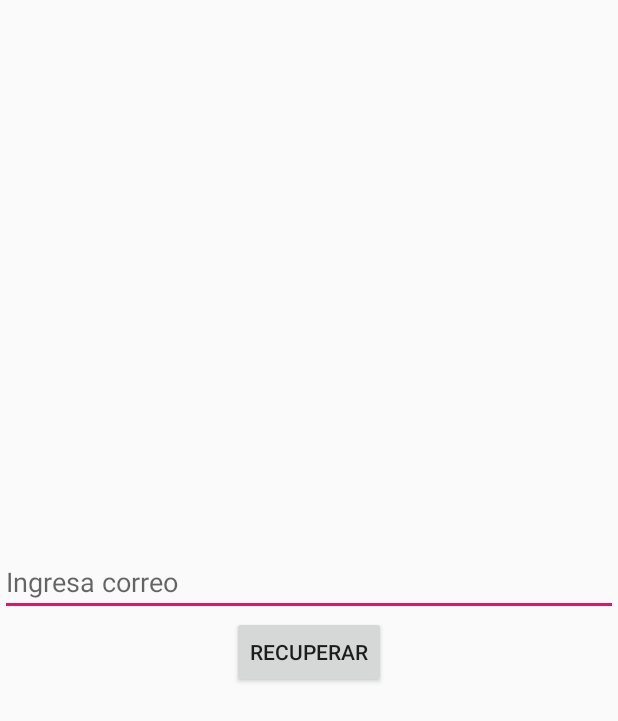
After one commit to asdf1234Damian/Ubicarte, an Android app: the ResetPasswordActivity screen opened directly, with no data from a screen before it, on a phone screen of 412 x 824 dp. The commit adds this screen. Shown: the top 721 px of the screen. Run offline under Robolectric (Android 15) with nearby library versions, the phone set to English and light mode, and no system bars; our stand-ins replace Firebase (no records; nobody signed in at launch, a user with empty details on screens opened directly).

Commit message:
Reset password funcionando

```diff
--- a/app/src/main/AndroidManifest.xml
+++ b/app/src/main/AndroidManifest.xml
@@ -3,9 +3,8 @@
     xmlns:tools="http://schemas.android.com/tools"
     package="com.example.damian.ubicarte">
 
-    <!--Para Acceder a firebase-->
+    <!-- Para Acceder a firebase -->
     <uses-permission android:name="android.permission.INTERNET" />
-
 
     <!-- To auto-complete the email text field in the login form with the user's emails -->
     <uses-permission android:name="android.permission.GET_ACCOUNTS" />
@@ -56,6 +55,7 @@
             android:name=".MapaPrincipal"
             android:label="@string/title_activity_mapa_principal"
             android:theme="@style/Theme.MaterialComponents.NoActionBar" />
+        <activity android:name=".ResetPasswordActivity"></activity>
     </application>
 
 </manifest>
--- /dev/null
+++ b/app/src/main/java/com/example/damian/ubicarte/ResetPasswordActivity.java
@@ -0,0 +1,40 @@
+package com.example.damian.ubicarte;
+
+import android.content.Intent;
+import android.os.Bundle;
+import android.support.annotation.NonNull;
+import android.support.v7.app.AppCompatActivity;
+import android.view.View;
+import android.widget.Button;
+import android.widget.EditText;
+import android.widget.Toast;
+
+import com.google.android.gms.tasks.OnCompleteListener;
+import com.google.android.gms.tasks.Task;
+import com.google.firebase.auth.FirebaseAuth;
+
+public class ResetPasswordActivity extends AppCompatActivity {
+
+    @Override
+    protected void onCreate(Bundle savedInstanceState) {
+        super.onCreate(savedInstanceState);
+        setContentView(R.layout.activity_reset_password);
+        Button btnSend= findViewById(R.id.btnRecuperar);
+        final EditText inputEmail = findViewById(R.id.emailRecuperar);
+        btnSend.setOnClickListener(new View.OnClickListener() {
+            @Override
+            public void onClick(View v) {
+                FirebaseAuth.getInstance().sendPasswordResetEmail(inputEmail.getText().toString())
+                        .addOnCompleteListener(new OnCompleteListener<Void>() {
+                            @Override
+                            public void onComplete(@NonNull Task<Void> task) {
+                                if (task.isSuccessful()) {
+                                    Toast.makeText(ResetPasswordActivity.this, "Correo enviado", Toast.LENGTH_SHORT).show();
+                                    startActivity(new Intent(ResetPasswordActivity.this, LoginActivity.class));
+                                }
+                            }
+                        });
+            }
+        });
+    }
+}
--- /dev/null
+++ b/app/src/main/res/layout/activity_reset_password.xml
@@ -0,0 +1,32 @@
+<?xml version="1.0" encoding="utf-8"?>
+<android.support.constraint.ConstraintLayout xmlns:android="http://schemas.android.com/apk/res/android"
+    xmlns:tools="http://schemas.android.com/tools"
+    android:layout_width="match_parent"
+    android:layout_height="match_parent"
+    tools:context=".ResetPasswordActivity">
+    <LinearLayout
+        android:layout_width="match_parent"
+        android:layout_height="match_parent"
+        android:gravity="center"
+        android:orientation="vertical">
+
+
+        <EditText
+            android:id="@+id/emailRecuperar"
+            android:layout_width="match_parent"
+            android:layout_height="wrap_content"
+            android:hint="@string/ingresa_correo"
+            android:inputType="textEmailAddress"
+            tools:ignore="TextFields" />
+
+
+
+        <Button
+            android:id="@+id/btnRecuperar"
+            android:layout_width="wrap_content"
+            android:layout_height="wrap_content"
+            android:text="@string/recuperar"
+            />
+    </LinearLayout>
+
+</android.support.constraint.ConstraintLayout>
--- a/app/src/main/res/values/strings.xml
+++ b/app/src/main/res/values/strings.xml
@@ -15,7 +15,6 @@
     <string name="Contraseña">Contraseña</string>
     <string name="sign_in">Sign in</string>
     <string name="log_in">Log in</string>
-    <string name="correo_electronico">Correo Electronico</string>
     <string name="todo">TODO</string>
     <string name="nombre">Nombre</string>
     <string name="apellidos">Apellidos</string>
@@ -40,4 +39,8 @@
     <string name="actualizar">Actualizar</string>
     <string name="automovil">Automovil</string>
     <string name="test">Test</string>
+    <string name="enviar_correo_para_reiniciar">Enviar Correo para reiniciar</string>
+    <string name="correo_electronico">Correo Electronico</string>
+    <string name="ingresa_correo">Ingresa correo</string>
+    <string name="recuperar">Recuperar</string>
 </resources>
```
Also changed, not shown: app/src/main/java/com/example/damian/ubicarte/LoginActivity.java (+7 -15 lines), app/src/main/java/com/example/damian/ubicarte/MapaPrincipal.java (+8 -8 lines), app/src/main/res/layout/activity_login.xml (+8 -17 lines), app/build.gradle (line endings or trailing spaces).
